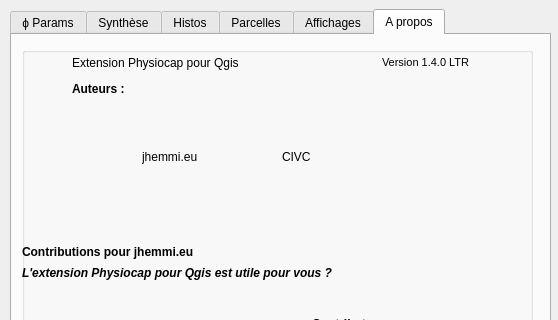
Above: Physiocap_dialog_base.ui from jhemmi/QgisPhysiocapPlugin before the change; both pictures show x 0 to 558 and y 0 to 320 of the 558 by 699 pixel window. Below: the same form after it.
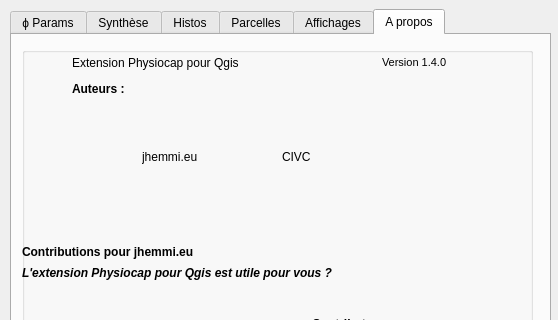
That is the form after the change. The open tabs and pages were chosen to show the change.

```diff
--- a/Physiocap_dialog_base.ui
+++ b/Physiocap_dialog_base.ui
@@ -2572,7 +2572,7 @@
        </font>
       </property>
       <property name="text">
-       <string>Version 1.4.0 LTR</string>
+       <string>Version 1.4.0</string>
       </property>
      </widget>
      <widget class="QLabel" name="label_100">
```
Left out of the diff: 8 changed lines with no effect on the pictures.
